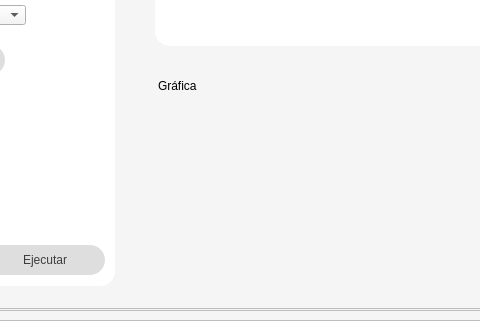
RoYDraxT/PyQt, file PyQt.ui: the form before one commit; both pictures show x 148 to 628 and y 279 to 600 of the 780 by 600 pixel window.
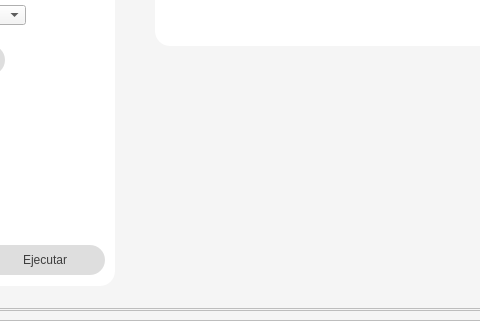
The form after the commit. Icons and pictures are not drawn.

The edit to the form file:
```diff
--- a/PyQt.ui
+++ b/PyQt.ui
@@ -799,46 +799,6 @@
                   </item>
                  </widget>
                 </widget>
-                <widget class="QFrame" name="frame_grafc">
-                 <property name="geometry">
-                  <rect>
-                   <x>260</x>
-                   <y>250</y>
-                   <width>211</width>
-                   <height>191</height>
-                  </rect>
-                 </property>
-                 <property name="frameShape">
-                  <enum>QFrame::StyledPanel</enum>
-                 </property>
-                 <property name="frameShadow">
-                  <enum>QFrame::Raised</enum>
-                 </property>
-                 <widget class="QLabel" name="grafica">
-                  <property name="geometry">
-                   <rect>
-                    <x>10</x>
-                    <y>0</y>
-                    <width>101</width>
-                    <height>41</height>
-                   </rect>
-                  </property>
-                  <property name="text">
-                   <string>Gráfica</string>
-                  </property>
-                 </widget>
-                 <widget class="QWidget" name="verticalLayoutWidget">
-                  <property name="geometry">
-                   <rect>
-                    <x>10</x>
-                    <y>40</y>
-                    <width>191</width>
-                    <height>141</height>
-                   </rect>
-                  </property>
-                  <layout class="QVBoxLayout" name="grafica_box"/>
-                 </widget>
-                </widget>
                 <widget class="QPlainTextEdit" name="resultado">
                  <property name="geometry">
                   <rect>
```
